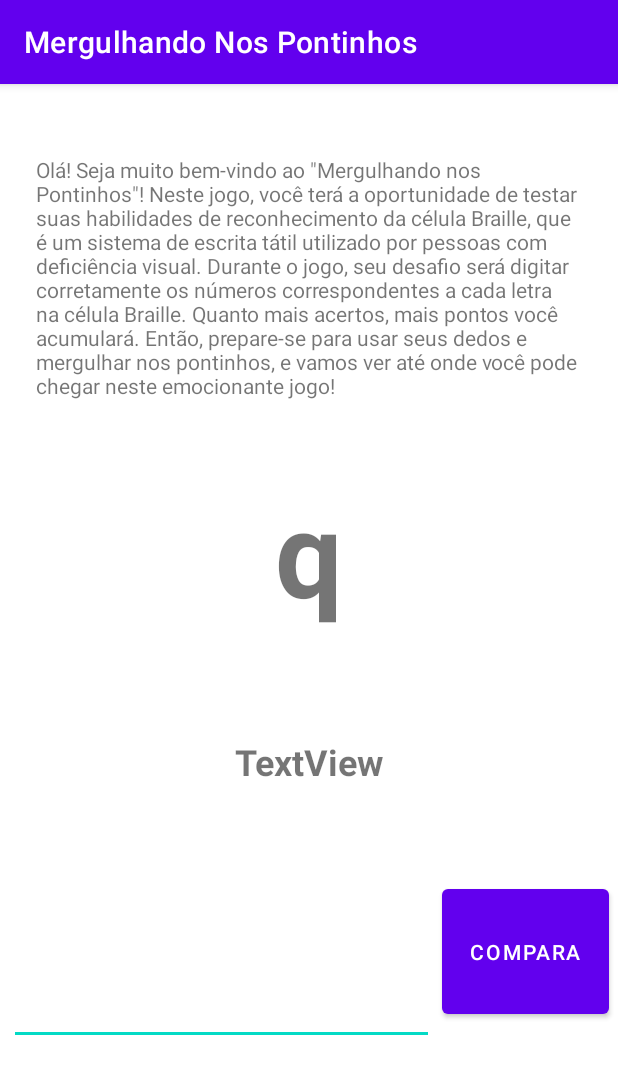
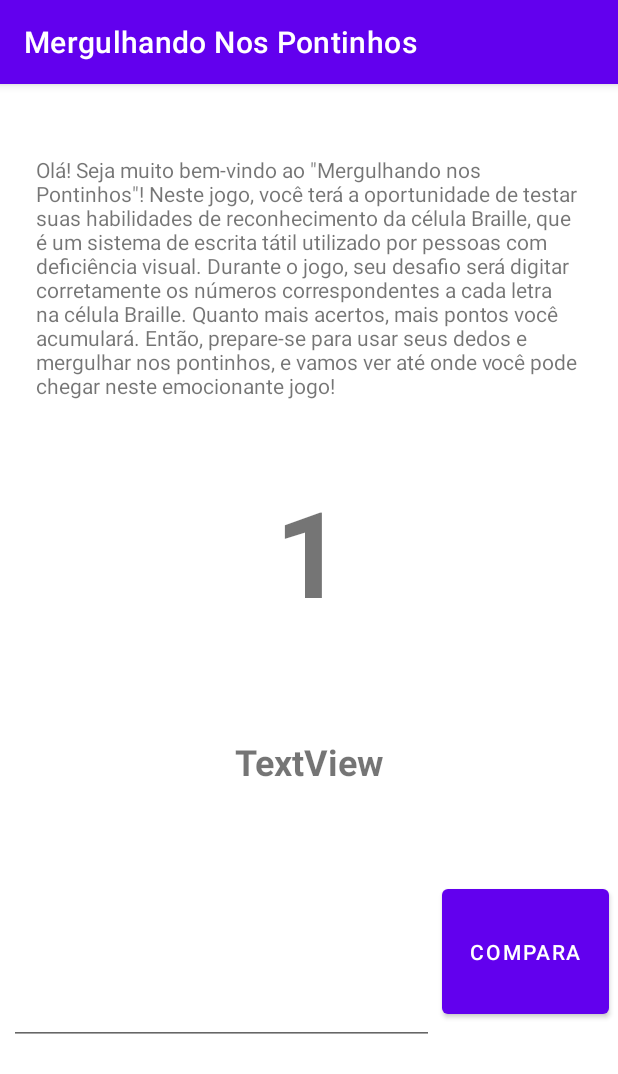
Before and after one commit to rbeninca/mergunlhadoNosPontinhos, an Android app: the screen it shows after launch (MainActivity), on a phone screen of 412 x 824 dp. Shown: the top 1074 px of the screen. Run offline under Robolectric (Android 15) with nearby library versions, the phone set to English and light mode, and no system bars.

Commit message:
Merge remote-tracking branch 'origin/master'
# Conflicts:
#	app/src/main/java/br/com/rbeninca/mergulhandonospontinhos/MainActivity.java

```diff
--- a/app/src/main/java/br/com/rbeninca/mergulhandonospontinhos/AlfabetoBraile.java
+++ b/app/src/main/java/br/com/rbeninca/mergulhandonospontinhos/AlfabetoBraile.java
@@ -87,7 +87,7 @@ public class AlfabetoBraile {
         alfabetoBraile.add(new Letra("0", new int[]{2, 4, 5},marcadorNumero));
     }
     public  void carregaTudo(){
-        carregaAlfabetoCompletoaz();
+
         carregaNumeros();
 
     }
--- a/app/src/main/java/br/com/rbeninca/mergulhandonospontinhos/MainActivity.java
+++ b/app/src/main/java/br/com/rbeninca/mergulhandonospontinhos/MainActivity.java
@@ -24,7 +24,7 @@ import java.util.Random;
 public class MainActivity extends AppCompatActivity implements View.OnClickListener {
     Integer pontos= 0;
     EditText editTextResposta;
-    TextView tvPergunta, tvCelaResposta;
+    TextView tvPergunta, tvCelaResposta,tvLabelapp;
     MergulhandoNosPontinhosManager manager;
     ListView listView;
     private static final String UTTERANCE_ID = "speech_utterance";
@@ -41,6 +41,8 @@ public class MainActivity extends AppCompatActivity implements View.OnClickListe
         tvPergunta.setOnClickListener(this);
         Button button = findViewById(R.id.button);
         button.setOnClickListener(this);
+        tvLabelapp=findViewById(R.id.textViewlabel);
+        tvLabelapp.setOnClickListener(this);
 
 
 
@@ -126,7 +128,7 @@ public class MainActivity extends AppCompatActivity implements View.OnClickListe
                     fazBeepAcerto();
                     manager.proximaLetra();
                     carregaProximaLetra();
-                    listView.invalidate();
+//                    listView.invalidate();
                     lerTextoDoTextView();
 
                 } else {
@@ -137,6 +139,10 @@ public class MainActivity extends AppCompatActivity implements View.OnClickListe
             case R.id.textViewPergunta:
                 lerTextoDoTextView();
                 break;
+            case R.id.textViewlabel:
+                lerTexto(tvLabelapp.getText().toString());
+                break;
+
         }
 
     }
@@ -153,7 +159,14 @@ public class MainActivity extends AppCompatActivity implements View.OnClickListe
 
         // Verifique se o TextToSpeech está pronto para uso
         if (textToSpeech != null && !textToSpeech.isSpeaking()) {
-            textToSpeech.speak("Letra "+texto, TextToSpeech.QUEUE_FLUSH, null, UTTERANCE_ID);
+            textToSpeech.speak(texto, TextToSpeech.QUEUE_FLUSH, null, UTTERANCE_ID);
+        }
+    }
+
+    public  void lerTexto(String texto){
+        // Verifique se o TextToSpeech está pronto para uso
+        if (textToSpeech != null && !textToSpeech.isSpeaking()) {
+            textToSpeech.speak(texto, TextToSpeech.QUEUE_FLUSH, null, UTTERANCE_ID);
         }
     }
 
--- a/app/src/main/java/br/com/rbeninca/mergulhandonospontinhos/MergulhandoNosPontinhosManager.java
+++ b/app/src/main/java/br/com/rbeninca/mergulhandonospontinhos/MergulhandoNosPontinhosManager.java
@@ -12,8 +12,8 @@ public class MergulhandoNosPontinhosManager {
     public MergulhandoNosPontinhosManager() {
         alfabetoBraile= new AlfabetoBraile();
         letrasSorteadas = new ArrayList<Letra>();
-        //alfabetoBraile.carregaAlfabetoCompletoAZ();
-        alfabetoBraile.carregaTudo();
+       // alfabetoBraile.carregaAlfabetoCompletoAZ();
+        //alfabetoBraile.carregaTudo();
 
 
 
@@ -25,8 +25,9 @@ public class MergulhandoNosPontinhosManager {
     }
 
     public void iniciaJogo() {
-        //alfabetoBraile.carregaAlfabetoCompletoAZ();
-        alfabetoBraile.carregaTudo();
+        alfabetoBraile.carregaAlfabetoCompletoAZ();
+        alfabetoBraile.carregaNumeros();
+
         letrasSorteadas.clear();
         sorteiaLetra();
         letrasSorteadas.add(letraAtual);
--- a/app/src/main/res/layout/activity_main.xml
+++ b/app/src/main/res/layout/activity_main.xml
@@ -18,12 +18,13 @@
         app:layout_constraintTop_toTopOf="@+id/editTextResposta" />
 
     <TextView
-        android:id="@+id/textView"
+        android:id="@+id/textViewlabel"
         android:layout_width="0dp"
         android:layout_height="wrap_content"
         android:layout_marginStart="24dp"
         android:layout_marginEnd="24dp"
         android:text="Olá! Seja muito bem-vindo ao &quot;Mergulhando nos Pontinhos&quot;! Neste jogo, você terá a oportunidade de testar suas habilidades de reconhecimento da célula Braille, que é um sistema de escrita tátil utilizado por pessoas com deficiência visual. Durante o jogo, seu desafio será digitar corretamente os números correspondentes a cada letra na célula Braille. Quanto mais acertos, mais pontos você acumulará. Então, prepare-se para usar seus dedos e mergulhar nos pontinhos, e vamos ver até onde você pode chegar neste emocionante jogo!"
+        android:textIsSelectable="true"
         app:layout_constraintBottom_toTopOf="@+id/textViewPergunta"
         app:layout_constraintEnd_toEndOf="parent"
         app:layout_constraintStart_toStartOf="parent"
@@ -42,7 +43,7 @@
         app:layout_constraintBottom_toTopOf="@+id/textViewCelaResposta"
         app:layout_constraintEnd_toEndOf="parent"
         app:layout_constraintStart_toStartOf="parent"
-        app:layout_constraintTop_toBottomOf="@+id/textView" />
+        app:layout_constraintTop_toBottomOf="@+id/textViewlabel" />
 
     <EditText
         android:id="@+id/editTextResposta"
```
